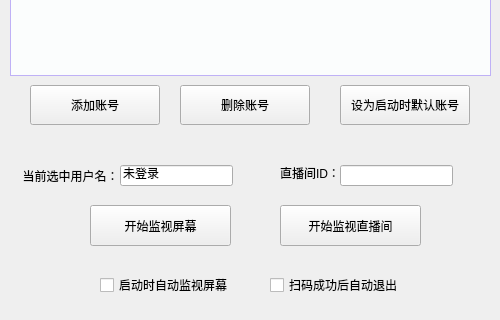
Old version of the form src/MHY_Scanner_Gui/ScannerGui.ui in the repository Theresa-0328/MHY_Scanner; both pictures show x 0 to 500 and y 198 to 518 of the 500 by 600 pixel window.
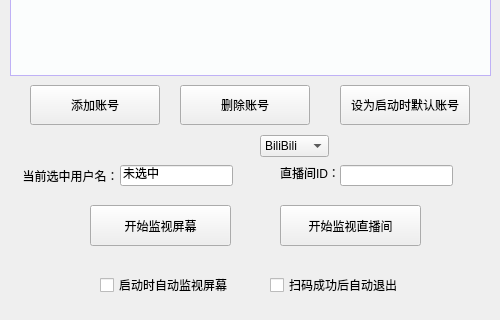
New version of the form.

The edit to the form file:
```diff
--- a/src/MHY_Scanner_Gui/ScannerGui.ui
+++ b/src/MHY_Scanner_Gui/ScannerGui.ui
@@ -110,7 +110,7 @@
      </rect>
     </property>
     <property name="text">
-     <string>未登录</string>
+     <string>未选中</string>
     </property>
     <property name="alignment">
      <set>Qt::AlignLeading|Qt::AlignLeft|Qt::AlignVCenter</set>
@@ -288,6 +288,31 @@
      <string>账号列表</string>
     </property>
    </widget>
+   <widget class="QComboBox" name="comboBox">
+    <property name="geometry">
+     <rect>
+      <x>260</x>
+      <y>310</y>
+      <width>69</width>
+      <height>22</height>
+     </rect>
+    </property>
+    <item>
+     <property name="text">
+      <string>BiliBili</string>
+     </property>
+    </item>
+    <item>
+     <property name="text">
+      <string>抖音</string>
+     </property>
+    </item>
+    <item>
+     <property name="text">
+      <string>虎牙</string>
+     </property>
+    </item>
+   </widget>
   </widget>
   <widget class="QMenuBar" name="menuBar">
    <property name="geometry">
```
